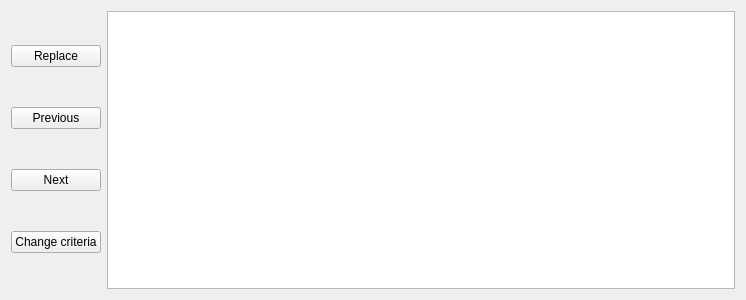
First picture: the form in plugins/grepview/grepoutputview.ui, repository KDE/kdevelop, before the edit.
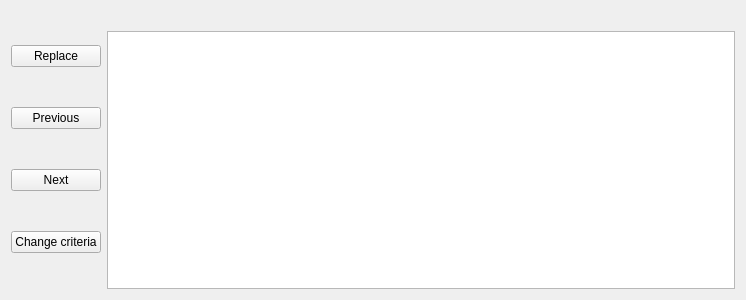
Second picture: the form after the edit.

Commit message: Add a QLabel to the toolview and used it to display messages + remove some tab

Diff of the .ui file:
```diff
--- a/plugins/grepview/grepoutputview.ui
+++ b/plugins/grepview/grepoutputview.ui
@@ -13,8 +13,8 @@
   <property name="windowTitle">
    <string>Form</string>
   </property>
-  <layout class="QVBoxLayout" name="verticalLayout_2">
-   <item>
+  <layout class="QGridLayout" name="gridLayout">
+   <item row="0" column="0">
     <layout class="QHBoxLayout" name="horizontalLayout">
      <item>
       <layout class="QVBoxLayout" name="verticalLayout">
@@ -49,7 +49,18 @@
       </layout>
      </item>
      <item>
-      <widget class="QTreeView" name="resultsTreeView"/>
+      <layout class="QVBoxLayout" name="verticalLayout_2">
+       <item>
+        <widget class="QLabel" name="messageLabel">
+         <property name="text">
+          <string/>
+         </property>
+        </widget>
+       </item>
+       <item>
+        <widget class="QTreeView" name="resultsTreeView"/>
+       </item>
+      </layout>
      </item>
     </layout>
    </item>
```
The commit also changes 4 other files.
